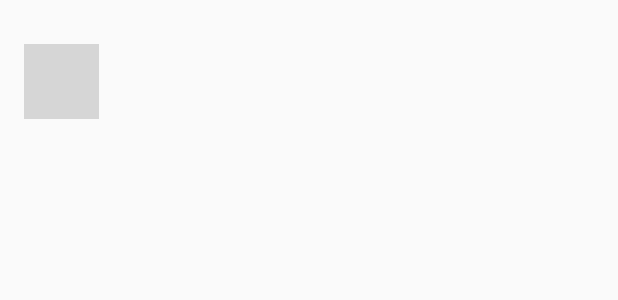
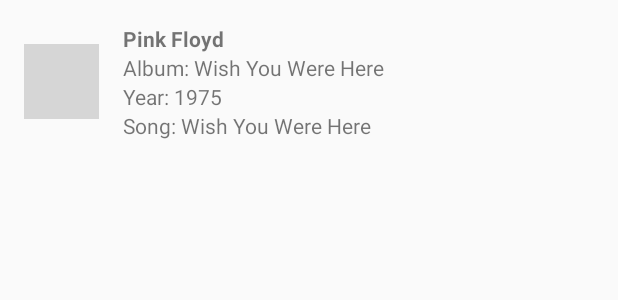
Before and after one commit to DateTreeCo/Rock_It_Like_This, an Android app: the layout song_details.xml on its own in the app's theme, with its tools: preview values and no code run, on a phone screen of 412 x 824 dp. Shown: the top 300 px of the screen. Run offline under Robolectric (Android 15) with nearby library versions, the phone set to English and light mode, and no system bars; grey boxes are pictures that could not be loaded.

```diff
--- a/app/src/main/res/layout/song_details.xml
+++ b/app/src/main/res/layout/song_details.xml
@@ -1,5 +1,6 @@
 <?xml version="1.0" encoding="utf-8"?>
 <LinearLayout xmlns:android="http://schemas.android.com/apk/res/android"
+    xmlns:tools="http://schemas.android.com/tools"
     android:layout_width="match_parent"
     android:layout_height="wrap_content"
     android:orientation="horizontal"
@@ -24,22 +25,26 @@
             android:id="@+id/artist_text_view"
             android:layout_width="match_parent"
             android:layout_height="wrap_content"
-            android:textStyle="bold" />
+            android:textStyle="bold"
+            tools:text="Pink Floyd" />
 
         <TextView
             android:id="@+id/album_text_view"
             android:layout_width="match_parent"
-            android:layout_height="wrap_content" />
+            android:layout_height="wrap_content"
+            tools:text="Album: Wish You Were Here" />
 
         <TextView
             android:id="@+id/year_text_view"
             android:layout_width="match_parent"
-            android:layout_height="wrap_content" />
+            android:layout_height="wrap_content"
+            tools:text="Year: 1975" />
 
         <TextView
             android:id="@+id/title_text_view"
             android:layout_width="match_parent"
-            android:layout_height="wrap_content" />
+            android:layout_height="wrap_content"
+            tools:text="Song: Wish You Were Here" />
 
     </LinearLayout>
 
--- a/app/src/main/res/values/strings.xml
+++ b/app/src/main/res/values/strings.xml
@@ -6,4 +6,5 @@
     <string name="velvet_underground">The Velvet Underground</string>
     <string name="return_main">Return to Main Menu</string>
     <string name="play_button">Play Button</string>
+    <string name="main_activity">Main Activity</string>
 </resources>
```
Also changed, not shown: app/src/main/AndroidManifest.xml (+12 -4 lines).
